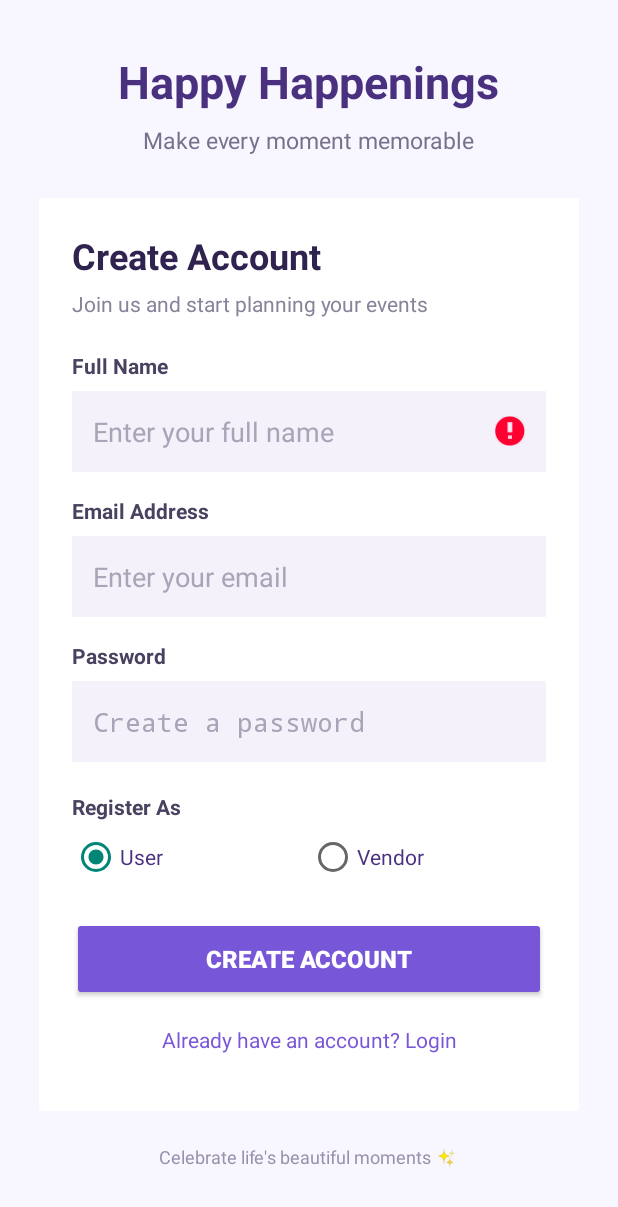
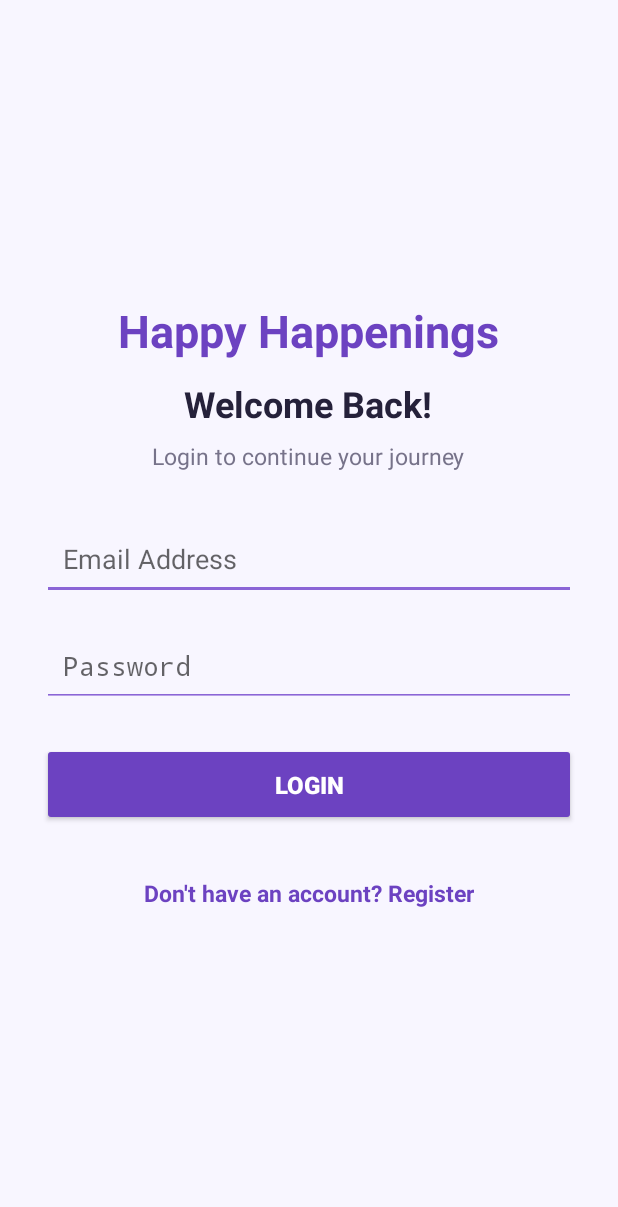
Before and after one commit to Archi2823/HappyHappenings, an Android app built with Jetpack Compose: the screen it shows after launch (MainActivity before the commit, LoginActivity after it), after a tap on "Already have an account? Login", on a phone screen of 412 x 824 dp. Shown: the top 1207 px of the screen. Run offline under Robolectric (Android 15) with nearby library versions, the phone set to English and light mode, and no system bars; our stand-ins replace Firebase (no records; nobody signed in at launch, a user with empty details on screens opened directly); 1 other tap on this screen came first.

Commit message:
Implememnted Login and redirect to role-specific dashboard

```diff
--- a/app/src/main/java/com/archi/happyhappenings/MainActivity.java
+++ b/app/src/main/java/com/archi/happyhappenings/MainActivity.java
@@ -2,6 +2,7 @@
 package com.archi.happyhappenings;
 
 import android.app.Activity;
+import android.content.Intent;
 import android.os.Bundle;
 import android.util.Patterns;
 import android.widget.Button;
@@ -45,13 +46,14 @@ public class MainActivity extends Activity {
         btnRegister = findViewById(R.id.btnRegister);
         tvLogin = findViewById(R.id.tvLogin);
 
+        // Register button
         btnRegister.setOnClickListener(v -> registerUser());
 
-        tvLogin.setOnClickListener(v ->
-                Toast.makeText(this,
-                        "Login screen will be implemented next",
-                        Toast.LENGTH_SHORT).show()
-        );
+        // Open Login screen
+        tvLogin.setOnClickListener(v -> {
+            Intent intent = new Intent(MainActivity.this, LoginActivity.class);
+            startActivity(intent);
+        });
     }
 
     private void registerUser() {
--- /dev/null
+++ b/app/src/main/res/layout/activity_login.xml
@@ -0,0 +1,83 @@
+<?xml version="1.0" encoding="utf-8"?>
+<ScrollView xmlns:android="http://schemas.android.com/apk/res/android"
+    android:layout_width="match_parent"
+    android:layout_height="match_parent"
+    android:fillViewport="true"
+    android:background="#F8F6FF">
+
+    <LinearLayout
+        android:layout_width="match_parent"
+        android:layout_height="match_parent"
+        android:orientation="vertical"
+        android:gravity="center"
+        android:padding="28dp">
+
+        <TextView
+            android:layout_width="wrap_content"
+            android:layout_height="wrap_content"
+            android:text="Happy Happenings"
+            android:textColor="#6C42C1"
+            android:textSize="30sp"
+            android:textStyle="bold"
+            android:layout_marginBottom="12dp"/>
+
+        <TextView
+            android:layout_width="wrap_content"
+            android:layout_height="wrap_content"
+            android:text="Welcome Back!"
+            android:textColor="#25213A"
+            android:textSize="24sp"
+            android:textStyle="bold"
+            android:layout_marginBottom="8dp"/>
+
+        <TextView
+            android:layout_width="wrap_content"
+            android:layout_height="wrap_content"
+            android:text="Login to continue your journey"
+            android:textColor="#77738A"
+            android:textSize="15sp"
+            android:layout_marginBottom="30dp"/>
+
+        <EditText
+            android:id="@+id/etLoginEmail"
+            android:layout_width="match_parent"
+            android:layout_height="55dp"
+            android:hint="Email Address"
+            android:inputType="textEmailAddress"
+            android:padding="14dp"
+            android:backgroundTint="#8B65D6"
+            android:layout_marginBottom="16dp"/>
+
+        <EditText
+            android:id="@+id/etLoginPassword"
+            android:layout_width="match_parent"
+            android:layout_height="55dp"
+            android:hint="Password"
+            android:inputType="textPassword"
+            android:padding="14dp"
+            android:backgroundTint="#8B65D6"
+            android:layout_marginBottom="24dp"/>
+
+        <Button
+            android:id="@+id/btnLogin"
+            android:layout_width="match_parent"
+            android:layout_height="55dp"
+            android:text="Login"
+            android:textSize="16sp"
+            android:textStyle="bold"
+            android:textColor="#FFFFFF"
+            android:backgroundTint="#6C42C1"/>
+
+        <TextView
+            android:id="@+id/tvRegister"
+            android:layout_width="wrap_content"
+            android:layout_height="wrap_content"
+            android:text="Don't have an account? Register"
+            android:textColor="#6C42C1"
+            android:textSize="15sp"
+            android:textStyle="bold"
+            android:padding="18dp"
+            android:layout_marginTop="16dp"/>
+
+    </LinearLayout>
+</ScrollView>
```
Also changed, not shown: app/src/main/AndroidManifest.xml (+12 -0 lines), app/src/main/java/com/archi/happyhappenings/LoginActivity.java (added, +144 -0 lines), app/src/main/java/com/archi/happyhappenings/UserDashboardActivity.java (added, +67 -0 lines), app/src/main/java/com/archi/happyhappenings/VendorDashboardActivity.java (added, +67 -0 lines).
